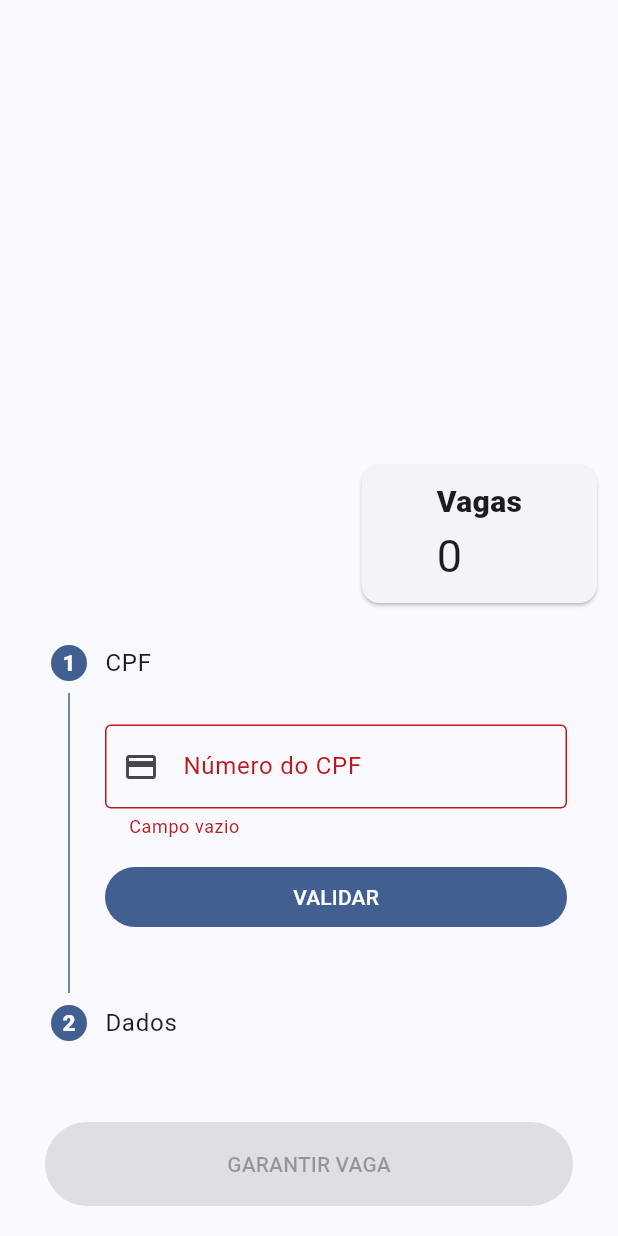
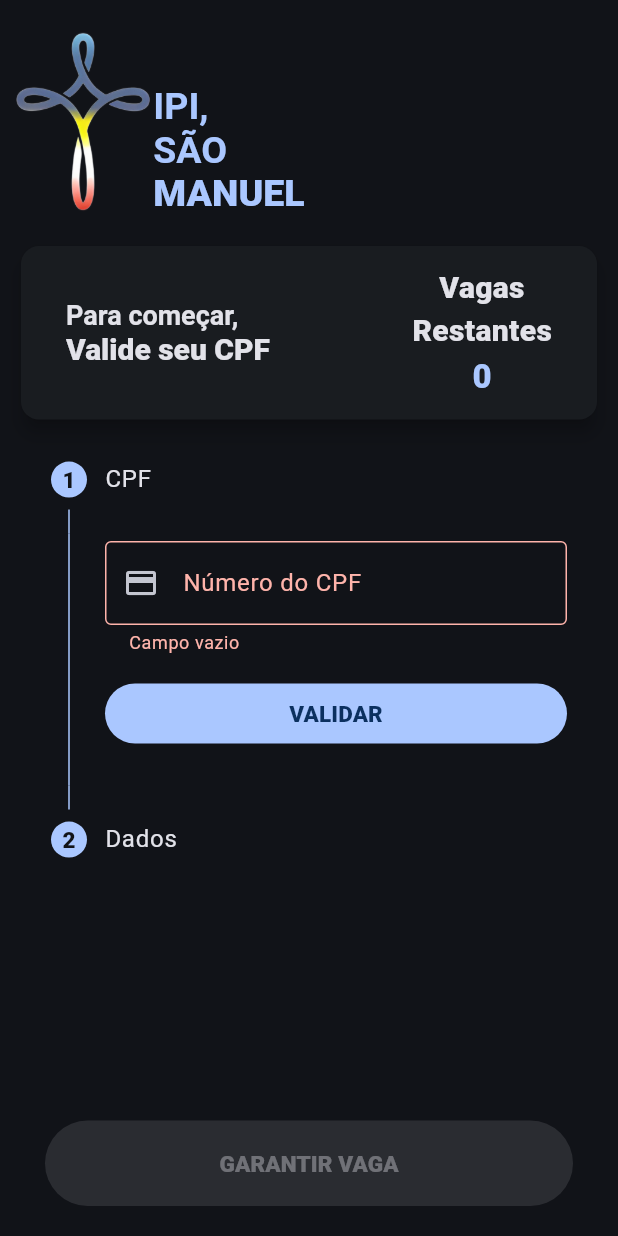
Before and after one commit to casertaPaulo/form-event-app, a Flutter app: the screen it shows after launch, after a tap on "VALIDAR", on a phone screen of 412 x 824 dp. Run offline on Flutter 3.47's test engine with Material 3 defaults, Android fonts, the light colour scheme and no system bars; our stand-ins replace cloud_firestore, firebase_core, firebase_database, flutter_masked_text2, get, google_fonts; accounts and stored records are empty.

Commit message:
improving ui

```diff
--- a/lib/controller/data_controller.dart
+++ b/lib/controller/data_controller.dart
@@ -5,11 +5,11 @@ import 'package:form_event_app/controller/database_controller.dart';
 import 'package:form_event_app/provider/data_provider.dart';
 import 'package:get/get.dart';
 
-class DataController extends GetxController {
+class DataController extends GetxController with WidgetsBindingObserver {
+  var isLoading = false.obs;
+  var isValid = false.obs;
   final dataProvider = DataProvider();
   final databaseController = Get.find<DatabaseController>();
-  var isLoading = false.obs;
-  var isValid = false.obs;
 
   Future<bool> documentIsValid(String doc) async {
     final response = await dataProvider.fetch(doc);
@@ -49,8 +49,8 @@ class DataController extends GetxController {
 
   Future<bool> validateDocument(String doc) async {
     isLoading(true);
-    if (await documentIsValid(doc) ||
-        !await databaseController.documentAlreadyExists(doc)) {
+    if (await documentIsValid(doc) == false ||
+        await databaseController.documentAlreadyExists(doc) == true) {
       isLoading(false);
       return false;
     }
--- a/lib/main.dart
+++ b/lib/main.dart
@@ -38,7 +38,7 @@ class MyApp extends StatelessWidget {
     return GetMaterialApp(
       debugShowCheckedModeBanner: false,
       title: 'Flutter Demo',
-      theme: brightness == Brightness.light ? theme.light() : theme.dark(),
+      theme: theme.dark(),
       home: const FormPage(),
     );
   }
--- /dev/null
+++ b/lib/ui/components/fill_form.dart
@@ -0,0 +1,37 @@
+import 'package:flutter/material.dart';
+
+class FillForm extends StatelessWidget {
+  const FillForm({super.key});
+
+  @override
+  Widget build(BuildContext context) {
+    return RichText(
+      text: TextSpan(
+        style: TextStyle(
+          color: Theme.of(context).colorScheme.onSurface,
+          fontSize: 18,
+        ),
+        children: const [
+          TextSpan(
+            text: 'Agora,\n',
+            style: TextStyle(fontWeight: FontWeight.bold),
+          ),
+          TextSpan(
+            text: "Preencha os dados\n",
+            style: TextStyle(
+              fontWeight: FontWeight.bold,
+              fontSize: 18,
+            ),
+          ),
+          TextSpan(
+            text: "E garanta sua vaga!",
+            style: TextStyle(
+              fontWeight: FontWeight.w900,
+              fontSize: 20,
+            ),
+          ),
+        ],
+      ),
+    );
+  }
+}
--- /dev/null
+++ b/lib/ui/components/valide_document.dart
@@ -0,0 +1,30 @@
+import 'package:flutter/material.dart';
+
+class ValideDocument extends StatelessWidget {
+  const ValideDocument({super.key});
+
+  @override
+  Widget build(BuildContext context) {
+    return RichText(
+      text: TextSpan(
+        style: TextStyle(
+          color: Theme.of(context).colorScheme.onSurface,
+          fontSize: 18,
+        ),
+        children: const [
+          TextSpan(
+            text: 'Para começar,\n',
+            style: TextStyle(fontWeight: FontWeight.bold),
+          ),
+          TextSpan(
+            text: "Valide seu CPF",
+            style: TextStyle(
+              fontWeight: FontWeight.w900,
+              fontSize: 20,
+            ),
+          ),
+        ],
+      ),
+    );
+  }
+}
--- a/lib/ui/form_page.dart
+++ b/lib/ui/form_page.dart
@@ -1,6 +1,9 @@
 import 'package:flutter/material.dart';
 import 'package:form_event_app/controller/data_controller.dart';
 import 'package:form_event_app/controller/database_controller.dart';
+import 'package:form_event_app/ui/components/fill_form.dart';
+import 'package:form_event_app/ui/components/valide_document.dart';
+import 'package:form_event_app/util/util.dart';
 import 'package:get/get.dart';
 import 'package:flutter_masked_text2/flutter_masked_text2.dart';
 
@@ -11,7 +14,7 @@ class FormPage extends StatefulWidget {
   State<FormPage> createState() => _FormPageState();
 }
 
-class _FormPageState extends State<FormPage> {
+class _FormPageState extends State<FormPage> with WidgetsBindingObserver {
   final _formCpfKey = GlobalKey<FormState>();
   final _formDados = GlobalKey<FormState>();
   final nameController = TextEditingController().obs;
@@ -28,43 +31,111 @@ class _FormPageState extends State<FormPage> {
         child: Padding(
           padding: const EdgeInsets.symmetric(horizontal: 10, vertical: 20),
           child: Column(
-            mainAxisAlignment: MainAxisAlignment.end,
+            mainAxisAlignment: MainAxisAlignment.spaceBetween,
+            crossAxisAlignment: CrossAxisAlignment.start,
+            children: [
+              Row(
+                crossAxisAlignment: CrossAxisAlignment.end,
+                children: [
+                  Image.asset(
+                    "assets/logo.png",
+                    height: Util.height(context) * .15,
+                  ),
+                  RichText(
+                    text: TextSpan(
+                      style: TextStyle(
+                        fontWeight: FontWeight.w900,
+                        fontSize: 25,
+                        color: Theme.of(context).colorScheme.primary,
+                      ),
+                      children: const [
+                        TextSpan(
+                          text: 'IPI,\n',
+                          style: TextStyle(fontWeight: FontWeight.bold),
+                        ),
+                        TextSpan(
+                          text: "SÃO\n",
+                          style: TextStyle(
+                            fontWeight: FontWeight.bold,
+                          ),
+                        ),
+                        TextSpan(
+                          text: "MANUEL",
+                        ),
+                      ],
+                    ),
+                  ),
+                ],
+              ),
+              SizedBox(height: Util.height(context) * .02),
+              SizedBox(
+                width: double.infinity,
+                height: Util.height(context) * .15,
+                child: Card(
+                  elevation: 5,
+                  child: Padding(
+                    padding: const EdgeInsets.symmetric(
+                        horizontal: 30, vertical: 10),
+                    child: Row(
+                      mainAxisAlignment: MainAxisAlignment.spaceBetween,
                       children: [
                         Obx(() {
-                return Align(
-                  alignment: Alignment.topRight,
-                  child: SizedBox(
-                    height: 100,
-                    child: Card(
-                      child: Padding(
-                        padding: const EdgeInsets.symmetric(horizontal: 50),
-                        child: Column(
+                          return AnimatedCrossFade(
+                            sizeCurve: Curves.easeIn,
+                            firstChild: const ValideDocument(),
+                            secondChild: const FillForm(),
+                            crossFadeState: _currentStep.value == 0
+                                ? CrossFadeState.showFirst
+                                : CrossFadeState.showSecond,
+                            duration: const Duration(milliseconds: 800),
+                          );
+                        }),
+                        Obx(() {
+                          int remainPlaces = databaseController.remain.value;
+                          return Column(
                             mainAxisAlignment: MainAxisAlignment.center,
-                          crossAxisAlignment: CrossAxisAlignment.start,
                             children: [
-                            const Text(
-                              "Vagas",
+                              Text(
+                                textAlign: TextAlign.center,
+                                "Vagas\nRestantes",
                                 style: TextStyle(
                                   fontSize: 20,
+                                  color:
+                                      Theme.of(context).colorScheme.onSurface,
                                   fontWeight: FontWeight.w900,
                                 ),
                               ),
-                            Text(
-                              databaseController.remain.toString(),
-                              style: const TextStyle(
-                                fontSize: 30,
+                              AnimatedSwitcher(
+                                duration: const Duration(milliseconds: 800),
+                                child: Text(
+                                  key:
+                                      ValueKey<String>(remainPlaces.toString()),
+                                  remainPlaces.toString(),
+                                  style: TextStyle(
+                                      fontSize: 22,
+                                      color:
+                                          Theme.of(context).colorScheme.primary,
+                                      fontWeight: FontWeight.w900),
                                 ),
+                                transitionBuilder: (child, animation) {
+                                  return FadeTransition(
+                                    opacity: animation,
+                                    child: child,
+                                  );
+                                },
                               ),
+                            ],
+                          );
+                        }),
                       ],
                     ),
                   ),
                 ),
               ),
-                );
-              }),
-
               Obx(() {
-                return Stepper(
+                return Expanded(
+                  child: Stepper(
+                    controller: ScrollController(),
                     connectorColor: WidgetStatePropertyAll(
                         Theme.of(context).colorScheme.primary),
                     currentStep: _currentStep.value,
@@ -147,7 +218,8 @@ class _FormPageState extends State<FormPage> {
                                 validator: (value) {
                                   return null;
                                 },
-                              textCapitalization: TextCapitalization.characters,
+                                textCapitalization:
+                                    TextCapitalization.characters,
                                 decoration: const InputDecoration(
                                   border: OutlineInputBorder(),
                                   prefixIcon: Icon(Icons.person),
@@ -192,43 +264,26 @@ class _FormPageState extends State<FormPage> {
                         ),
                       ),
                     ],
+                  ),
                 );
               }),
-
-              const SizedBox(height: 30),
-              // BOTÃO DE GARANTIR VAGA.
               Padding(
                 padding: const EdgeInsets.symmetric(horizontal: 20),
                 child: SizedBox(
                   width: double.infinity,
                   child: Obx(() {
-                    var documentField = documentController.value.value.text;
-                    var nameField = nameController.value.value.text;
-                    var phoneField = phoneController.value.value.text;
+                    bool formFilled =
+                        nameController.value.value.text.isNotEmpty &&
+                            phoneController.value.value.text.isNotEmpty;
+
                     return FilledButton(
-                      onPressed: nameField.isEmpty || phoneField.isEmpty
-                          ? null
-                          : () {
-                              if (_formDados.currentState!.validate()) {
-                                databaseController.inscription(
-                                  documentField,
-                                  nameField,
-                                  int.parse(phoneField.replaceAll(
-                                      RegExp(r'[^0-9]'), '')),
-                                );
-                                Get.snackbar(
-                                  "Sucesso!",
-                                  phoneController.value.text
-                                      .replaceAll(RegExp(r'[^0-9]'), ''),
-                                  backgroundColor: Colors.lightGreenAccent,
-                                );
-                                resetInputs();
-                              }
-                            },
+                      onPressed: formFilled ? _handleSubmit : null,
                       style: FilledButton.styleFrom(
                           padding: const EdgeInsets.all(18)),
                       child: const Text(
                         "GARANTIR VAGA",
+                        style: TextStyle(
+                            fontWeight: FontWeight.w900, fontSize: 15),
                       ),
                     );
                   }),
@@ -241,7 +296,22 @@ class _FormPageState extends State<FormPage> {
     );
   }
 
-  void resetInputs() {
+  _handleSubmit() {
+    if (_formDados.currentState!.validate()) {
+      String document = _cleanText(documentController.value.value.text);
+      String name = nameController.value.value.text;
+      int phone = int.parse(_cleanText(phoneController.value.value.text));
+
+      databaseController.doInscription(document, name, phone);
+      _resetInputs();
+    }
+  }
+
+  String _cleanText(String text) {
+    return text.replaceAll(RegExp(r'[^0-9]'), '');
+  }
+
+  void _resetInputs() {
     _currentStep(0);
     documentController.value.text = "";
     nameController.value.text = "";
@@ -270,7 +340,10 @@ class _FormPageState extends State<FormPage> {
                       ),
                     );
                   }
-                  return const Text("VALIDAR");
+                  return const Text(
+                    "VALIDAR",
+                    style: TextStyle(fontSize: 15, fontWeight: FontWeight.w900),
+                  );
                 },
               ),
             ),
@@ -287,8 +360,10 @@ class _FormPageState extends State<FormPage> {
   }
 
   void onStepContinue() async {
-    var document =
-        documentController.value.text.replaceAll(RegExp(r'[^0-9]'), '');
+    var document = documentController.value.text.replaceAll(
+      RegExp(r'[^0-9]'),
+      '',
+    );
     if (_currentStep.value == 0 && _formCpfKey.currentState!.validate()) {
       if (await controller.validateDocument(document)) {
         _currentStep.value++;
--- /dev/null
+++ b/lib/util/util.dart
@@ -0,0 +1,11 @@
+import 'package:flutter/material.dart';
+
+class Util {
+  static double width(BuildContext context) {
+    return MediaQuery.sizeOf(context).width;
+  }
+
+  static double height(BuildContext context) {
+    return MediaQuery.sizeOf(context).height;
+  }
+}
--- a/pubspec.yaml
+++ b/pubspec.yaml
@@ -12,6 +12,7 @@ dependencies:
   firebase_database: ^11.1.5
   flutter:
     sdk: flutter
+  flutter_keyboard_visibility: ^6.0.0
   flutter_masked_text2: ^0.9.1
   get: ^4.6.6
   google_fonts: ^6.2.1
```
Also changed, not shown: lib/controller/database_controller.dart (+14 -5 lines), lib/ui/animation/fade_animation.dart (added, +58 -0 lines), assets/logo.png, pubspec.lock. Lines whose indentation alone changed are shown as unchanged.
